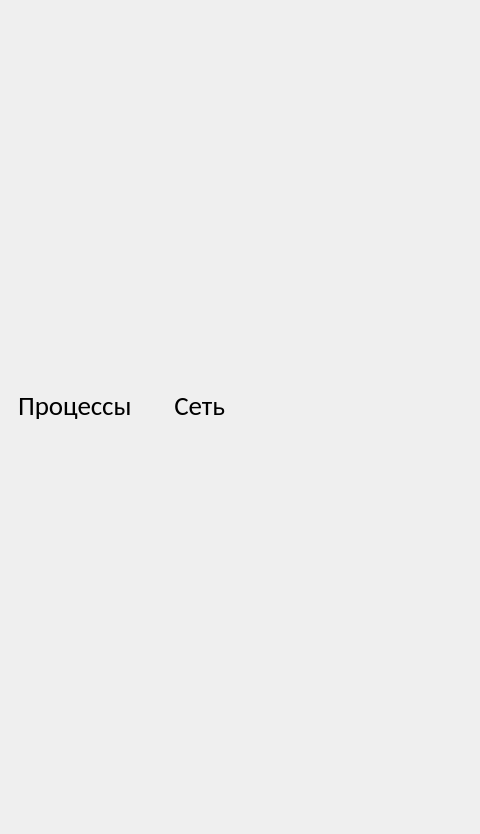
Old version of the form mainwindow.ui in the repository Dyehalla/TaskManager; both pictures show x 0 to 480 and y 0 to 834 of the 1256 by 834 pixel window.
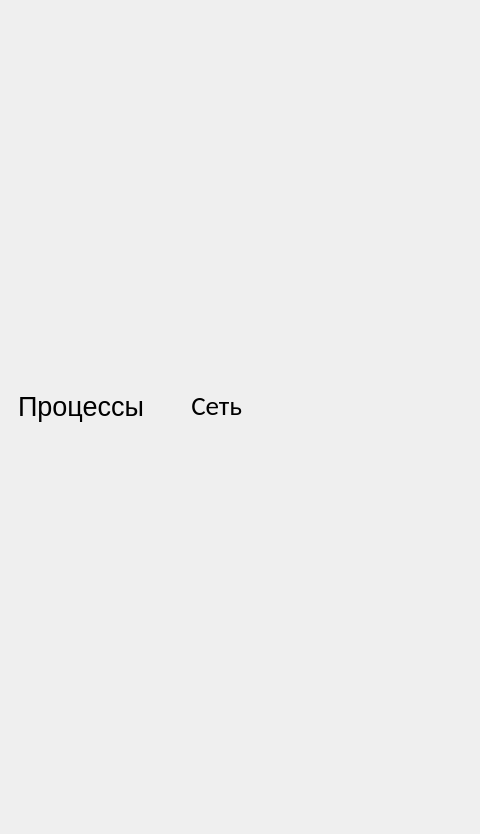
New version of the form.

```diff
--- a/mainwindow.ui
+++ b/mainwindow.ui
@@ -30,7 +30,6 @@
           <widget class="QLabel" name="label">
            <property name="font">
             <font>
-             <family>Calibri</family>
              <pointsize>20</pointsize>
             </font>
            </property>
```
